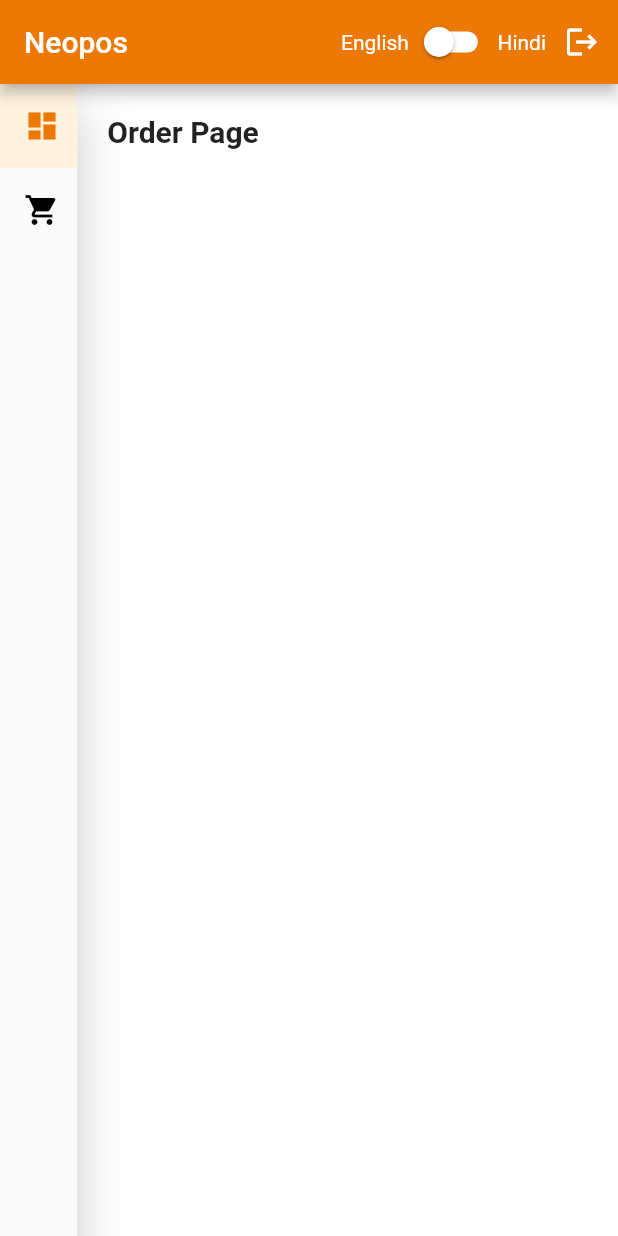
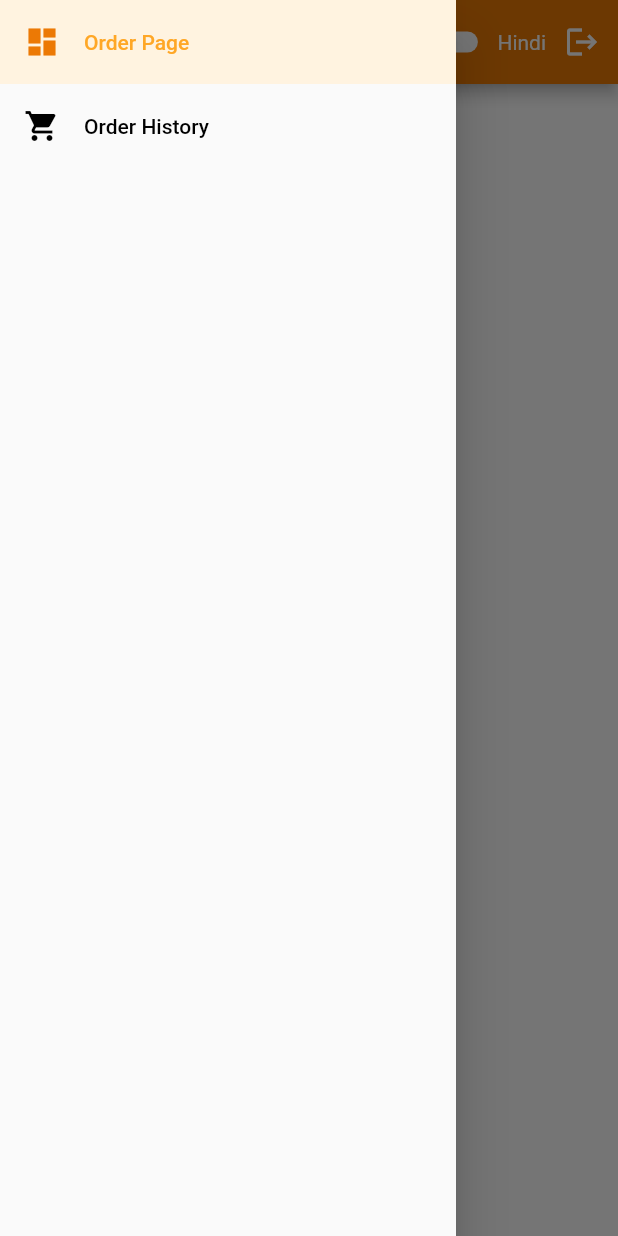
Before and after one commit to Abhu2002/neoPOS, a Flutter app: the DashboardPage screen opened by its route, with the side drawer open (before the commit the screen has no drawer), on a phone screen of 412 x 824 dp. Run offline on Flutter 3.47's test engine with Material 2 defaults, Android fonts, the phone set to English and light mode, and no system bars; our stand-ins replace bloc, cached_network_image, cloud_firestore, equatable, firebase_core, firebase_storage and 8 more; accounts and stored records are empty; generated files the repository leaves out were written again.

Commit message:
commit changes

```diff
--- a/lib/screens/dashboard/dashboard_page.dart
+++ b/lib/screens/dashboard/dashboard_page.dart
@@ -1,11 +1,9 @@
-import 'package:easy_sidemenu/easy_sidemenu.dart';
 import 'package:flutter/material.dart';
 import 'package:flutter_bloc/flutter_bloc.dart';
 import 'package:neopos/screens/dashboard/side_menu.dart';
 import 'package:neopos/screens/login/login_bloc.dart';
 
 import 'package:neopos/screens/products/products_page/read_products_page.dart';
-import '../../main.dart';
 import '../../navigation/route_paths.dart';
 import '../../utils/sharedpref/sharedpreference.dart';
 import '../order history/order_history_page.dart';
@@ -56,8 +54,10 @@ class _DashboardPage extends State<DashboardPage> {
         return false;
       },
       child: Scaffold(
+        drawer: (MediaQuery.of(context).size.width<850)? SideMenuWidget(LocalPreference.getUserRole(),
+            widget.pageController):null,
           appBar: AppBar(
-            automaticallyImplyLeading: false,
+           // automaticallyImplyLeading: false,
             title: Text(AppLocalizations.of(context)!.project_title),
             actions: [
               Row(
@@ -104,10 +104,10 @@ class _DashboardPage extends State<DashboardPage> {
               child: Row(
                 mainAxisAlignment: MainAxisAlignment.start,
                 children: [
-                  Expanded(
+                 (MediaQuery.of(context).size.width>850)?Expanded(
                       flex: 1,
                       child: SideMenuWidget(LocalPreference.getUserRole(),
-                          widget.pageController)),
+                          widget.pageController)):SizedBox(),
                   Expanded(
                     flex: 7,
                     child: PageView(
--- a/lib/screens/dashboard/side_menu.dart
+++ b/lib/screens/dashboard/side_menu.dart
@@ -171,9 +171,7 @@ class DrawerListTile extends StatelessWidget {
       onTap: press,
       horizontalTitleGap: 0.0,
       leading: icon,
-      title: (MediaQuery.of(context).size.width < 900)
-          ? null
-          : Text(
+      title: Text(
               title,
               style: TextStyle(
                   color: (isSelected)
--- a/lib/screens/order page/order_table_page/order_read_bloc.dart
+++ b/lib/screens/order page/order_table_page/order_read_bloc.dart
@@ -1,4 +1,4 @@
-import 'dart:js_interop';
+
 
 import 'package:bloc/bloc.dart';
 import 'package:cloud_firestore/cloud_firestore.dart';
```
